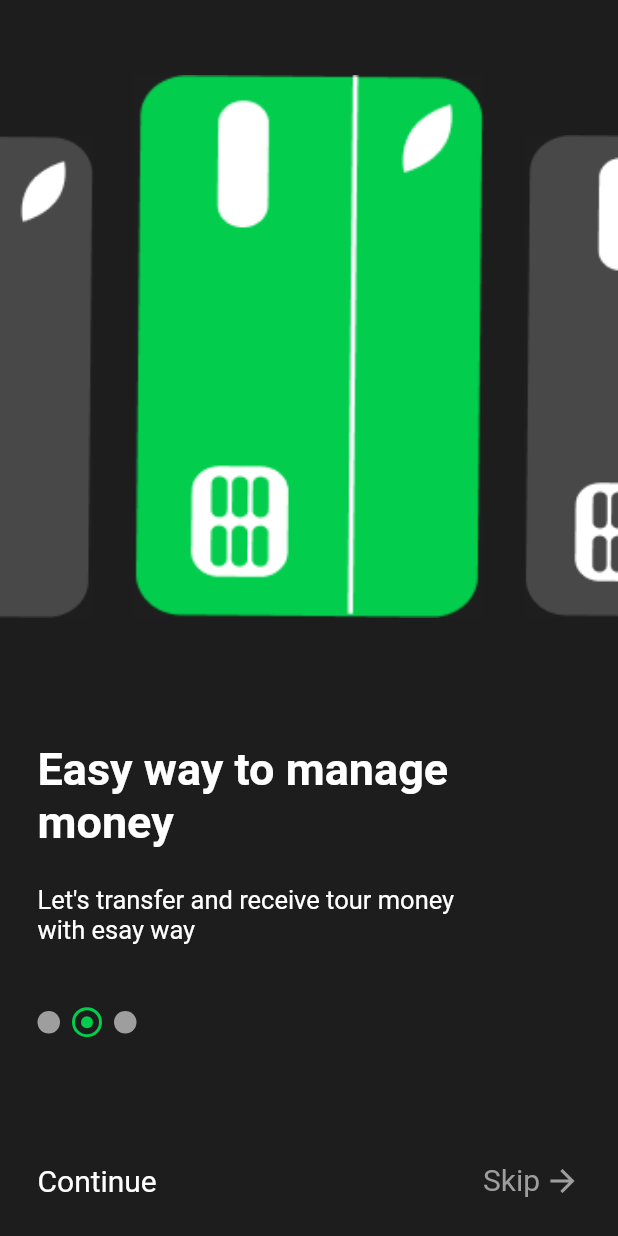
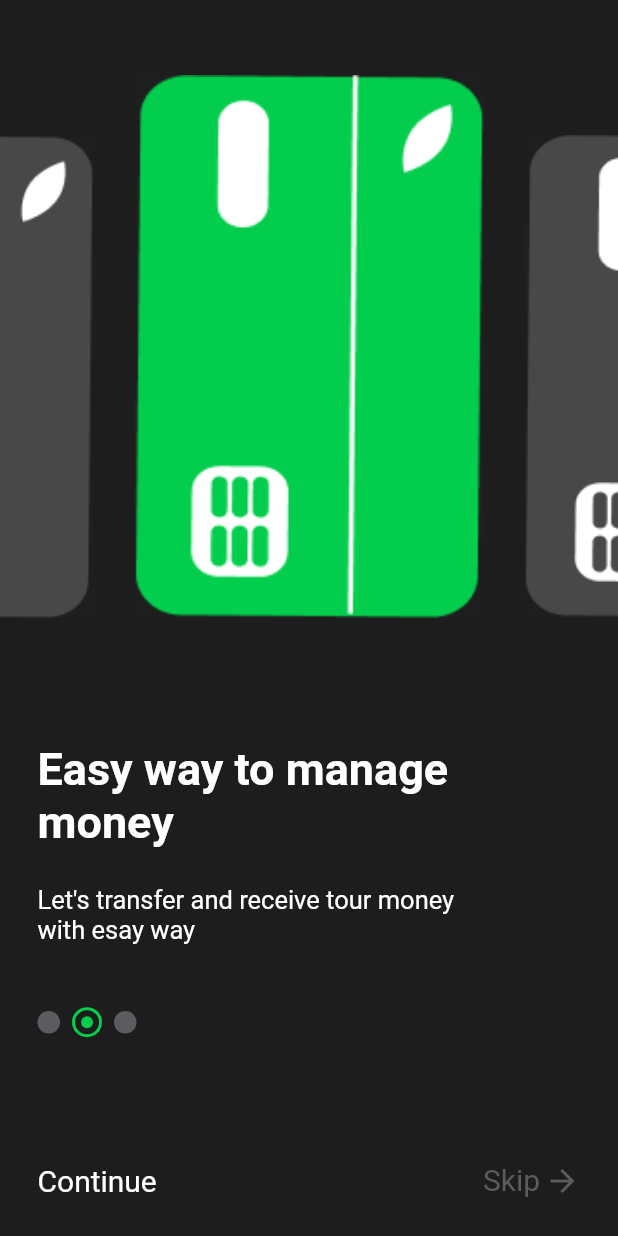
Before and after one commit to raangelbeatriz/bank_app_ui, a Flutter app: the screen it shows after launch, on a phone screen of 412 x 824 dp. Run offline on Flutter 3.47's test engine with Material 2 defaults, Android fonts, the phone set to English and light mode, and no system bars.

Commit message:
add colors

```diff
--- /dev/null
+++ b/lib/app/core/utils/colors.dart
@@ -0,0 +1,5 @@
+import 'package:flutter/material.dart';
+
+Color get primary => const Color(0xFF1D1D1D);
+Color get green => const Color(0xFF03CD4C);
+Color get grey => const Color(0xFF5C5B60);
--- a/lib/app/pages/splash_page/splash_page.dart
+++ b/lib/app/pages/splash_page/splash_page.dart
@@ -1,3 +1,4 @@
+import 'package:bank_app_ui/app/core/utils/colors.dart';
 import 'package:bank_app_ui/app/core/utils/size_extension.dart';
 import 'package:bank_app_ui/app/pages/splash_page/widget/slide_page.dart';
 import 'package:flutter/material.dart';
@@ -34,7 +35,7 @@ class _SplashPageState extends State<SplashPage> {
   @override
   Widget build(BuildContext context) {
     return Scaffold(
-      backgroundColor: const Color(0xFF1D1D1D),
+      backgroundColor: primary,
       body: SafeArea(
         child: SizedBox(
           height: context.heigth,
@@ -108,16 +109,16 @@ class _SplashPageState extends State<SplashPage> {
                       style: TextStyle(color: Colors.white, fontSize: 20),
                     ),
                     RichText(
-                      text: const TextSpan(
+                      text: TextSpan(
                           text: 'Skip',
-                          style: TextStyle(color: Colors.grey, fontSize: 20),
+                          style: TextStyle(color: grey, fontSize: 20),
                           children: [
                             WidgetSpan(
                               child: Padding(
-                                padding: EdgeInsets.only(left: 3.0),
+                                padding: const EdgeInsets.only(left: 3.0),
                                 child: Icon(
                                   Icons.arrow_forward,
-                                  color: Colors.grey,
+                                  color: grey,
                                 ),
                               ),
                             )
@@ -146,8 +147,8 @@ class NormalDot extends StatelessWidget {
       child: Container(
         height: 15,
         width: 15,
-        decoration: BoxDecoration(
-            borderRadius: BorderRadius.circular(15), color: Colors.grey),
+        decoration:
+            BoxDecoration(borderRadius: BorderRadius.circular(15), color: grey),
       ),
     );
   }
@@ -168,15 +169,14 @@ class DotWidget extends StatelessWidget {
         decoration: BoxDecoration(
           color: const Color(0xFF1D1D1D),
           borderRadius: BorderRadius.circular(20),
-          border: Border.all(color: const Color(0xFF03CD4C), width: 2),
+          border: Border.all(color: green, width: 2),
         ),
         child: Center(
           child: Container(
             height: 8,
             width: 8,
             decoration: BoxDecoration(
-                color: const Color(0xFF03CD4C),
-                borderRadius: BorderRadius.circular(8)),
+                color: green, borderRadius: BorderRadius.circular(8)),
           ),
         ),
       ),
```
